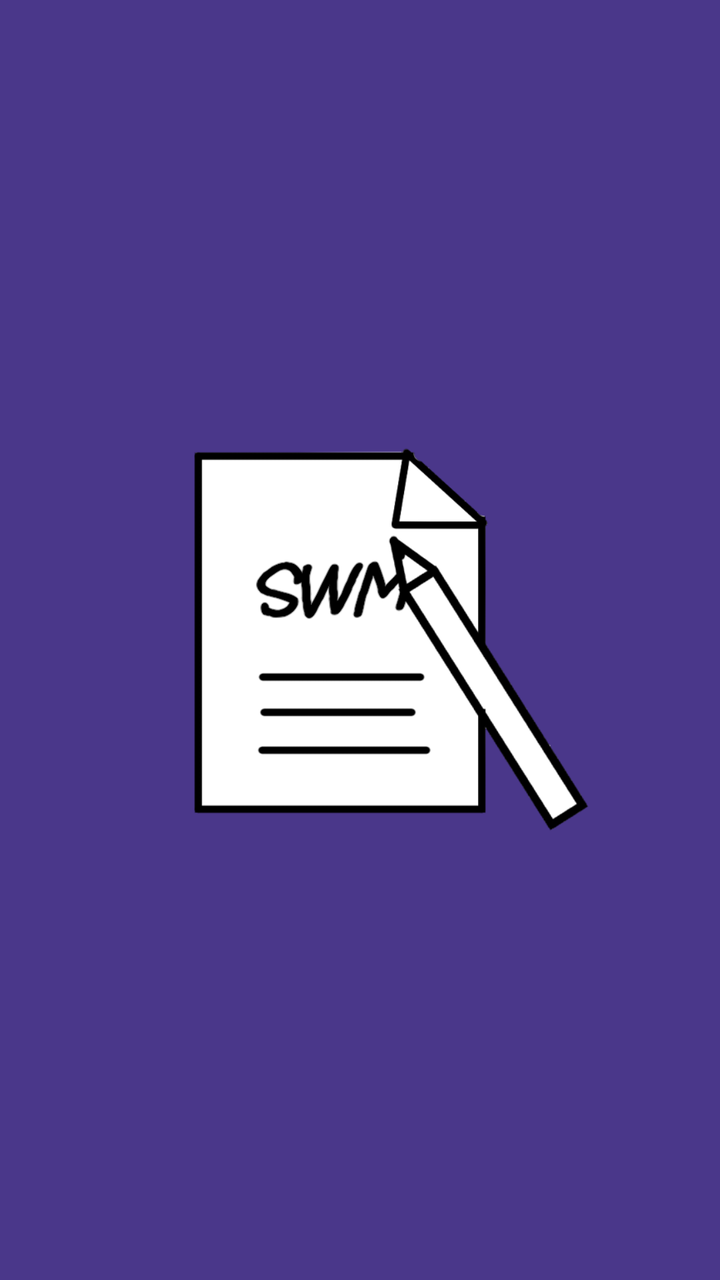
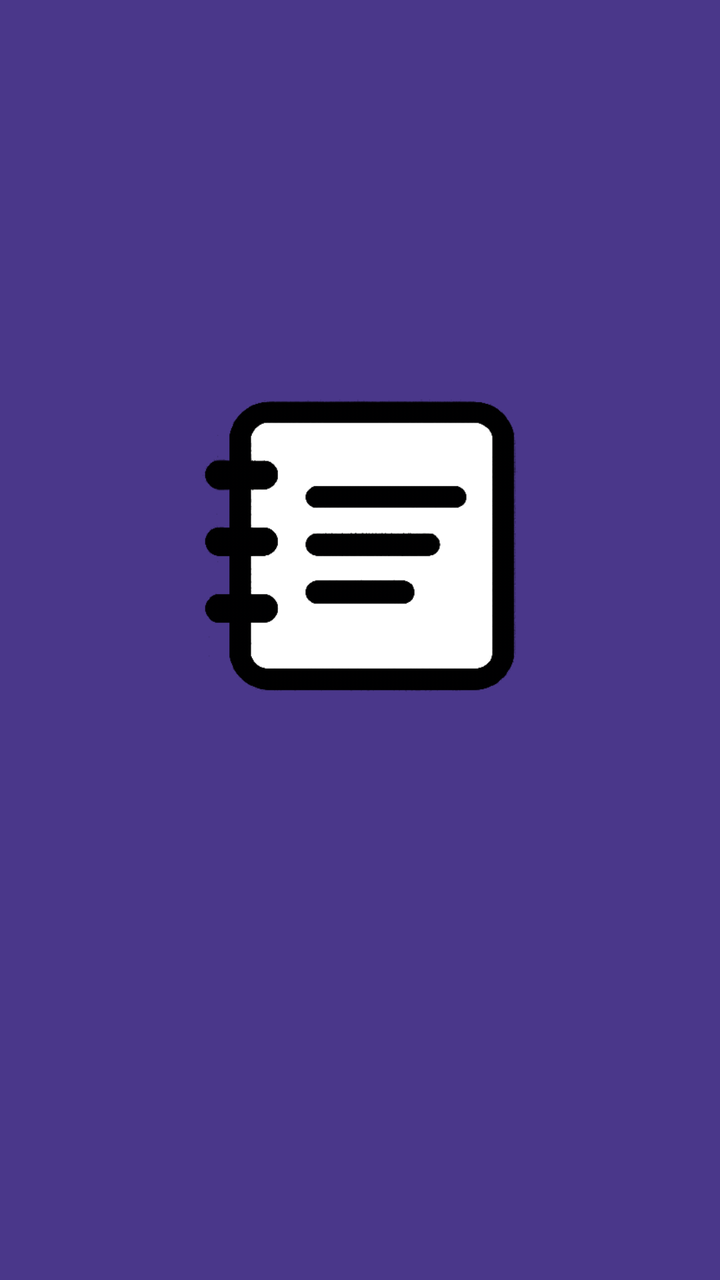

Screens rendered from an Android XML layout before and after an edit, with the pre-edit source and the edit as a unified diff.
<!-- AndroidManifest.xml: activity theme Theme.MyApplication -->
<!-- res/layout/activity_splash.xml -->
<androidx.constraintlayout.widget.ConstraintLayout
    xmlns:android="http://schemas.android.com/apk/res/android"
    xmlns:app="http://schemas.android.com/apk/res-auto"
    android:layout_width="match_parent"
    android:layout_height="match_parent"
    android:background="#4A378A">

    <ImageView
        android:id="@+id/ivSplashLogo"
        android:layout_width="200dp"
        android:layout_height="400dp"
        android:src="@drawable/logo_swm_x"

        app:layout_constraintTop_toTopOf="parent"
        app:layout_constraintBottom_toBottomOf="parent"
        app:layout_constraintLeft_toLeftOf="parent"
        app:layout_constraintRight_toRightOf="parent"

        app:layout_constraintVertical_bias="0.5"
        app:layout_constraintHorizontal_bias="0.6" />


</androidx.constraintlayout.widget.ConstraintLayout>
<!-- resources referenced by this layout -->
<resources>
  <!-- drawable logo_swm_x: png bitmap (drawable, 36616 bytes) -->
  <style name="Theme.MyApplication" parent="Theme.Material3.DayNight.NoActionBar">
          
      </style>
</resources>

<!-- the commit's change to res/layout/activity_splash.xml (unified diff, before → after) -->
@@ -7,8 +7,8 @@
 
     <ImageView
         android:id="@+id/ivSplashLogo"
-        android:layout_width="200dp"
-        android:layout_height="400dp"
+        android:layout_width="160dp"
+        android:layout_height="160dp"
         android:src="@drawable/logo_swm_x"
 
         app:layout_constraintTop_toTopOf="parent"
@@ -16,8 +16,8 @@
         app:layout_constraintLeft_toLeftOf="parent"
         app:layout_constraintRight_toRightOf="parent"
 
-        app:layout_constraintVertical_bias="0.5"
-        app:layout_constraintHorizontal_bias="0.6" />
+        app:layout_constraintVertical_bias="0.4"/>
+
 
 
 </androidx.constraintlayout.widget.ConstraintLayout>
<!-- resource entries referenced after the edit -->
@@ -1,6 +1,6 @@
 <!-- resources referenced by this layout -->
 <resources>
-  <!-- drawable logo_swm_x: png bitmap (drawable, 36616 bytes) -->
+  <!-- drawable logo_swm_x: png bitmap (drawable, 11501 bytes) -->
   <style name="Theme.MyApplication" parent="Theme.Material3.DayNight.NoActionBar">
           
       </style>
